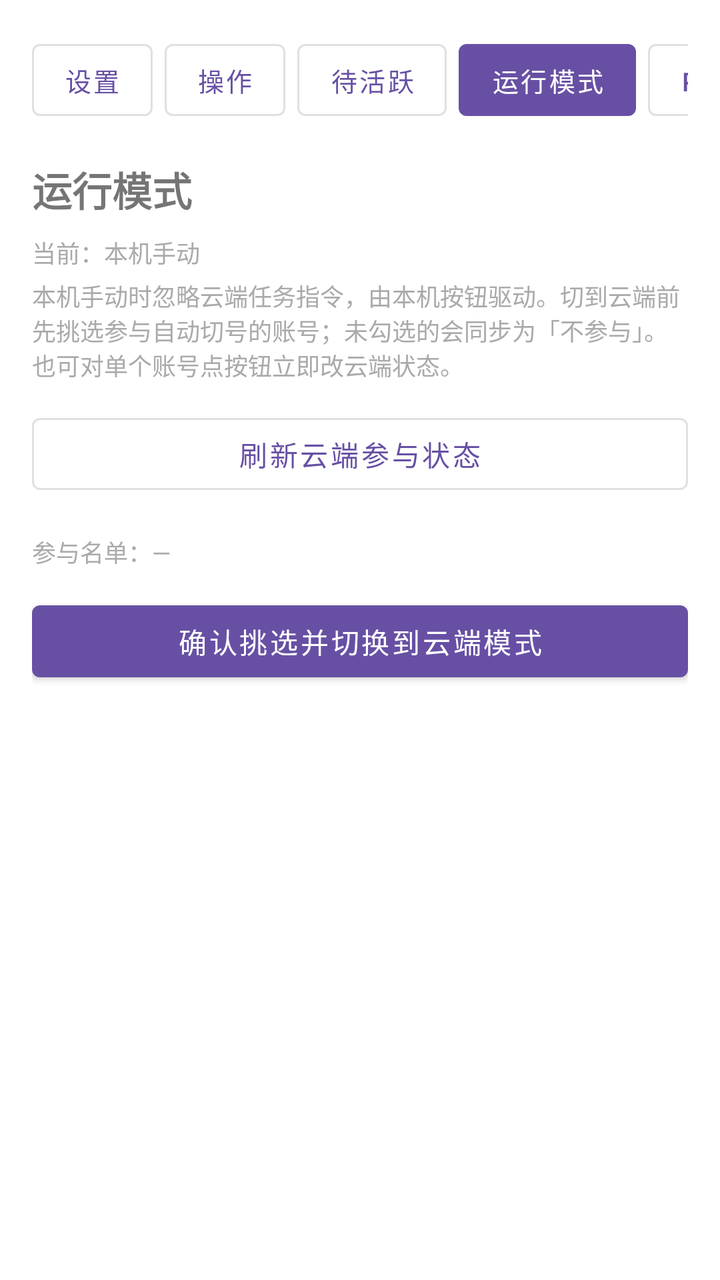
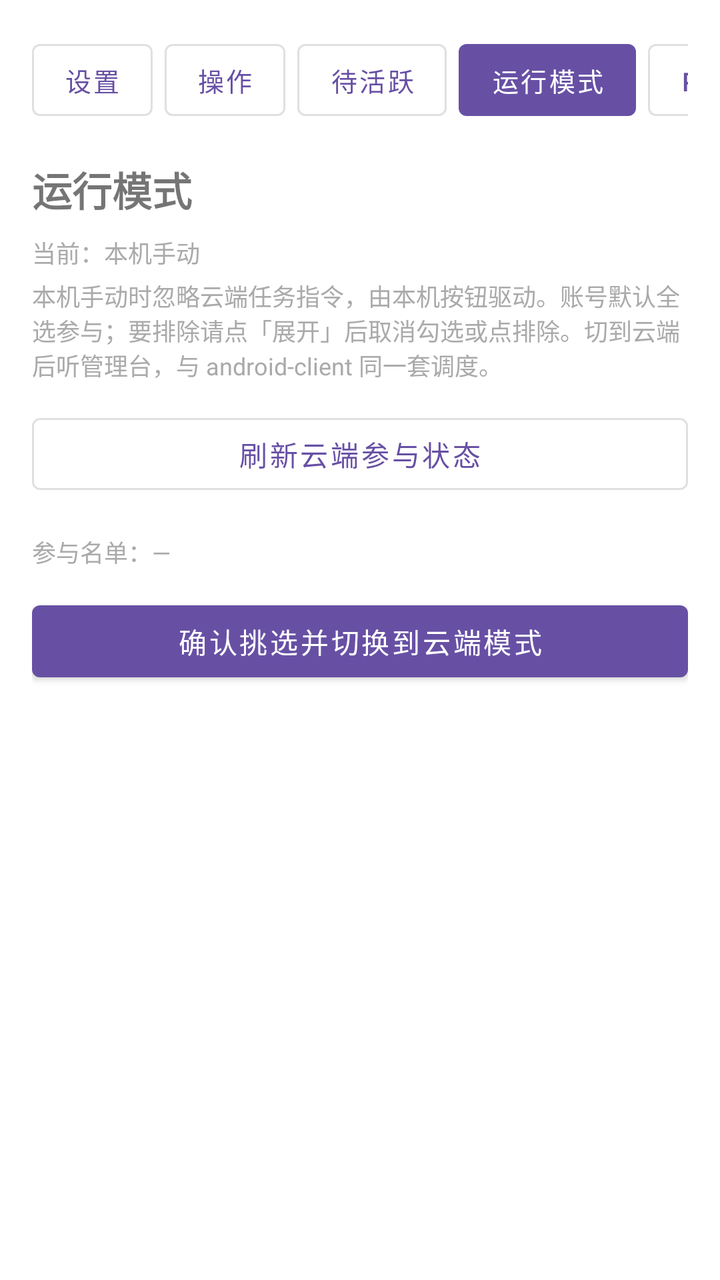

Screens rendered from an Android XML layout before and after an edit, with the pre-edit source and the edit as a unified diff.
<!-- AndroidManifest.xml: application theme Theme.AutoTraces -->
<!-- res/layout/activity_control_mode.xml -->
<?xml version="1.0" encoding="utf-8"?>
<androidx.core.widget.NestedScrollView xmlns:android="http://schemas.android.com/apk/res/android"
    xmlns:app="http://schemas.android.com/apk/res-auto"
    android:layout_width="match_parent"
    android:layout_height="match_parent"
    android:fillViewport="true"
    android:padding="16dp">

    <LinearLayout
        android:layout_width="match_parent"
        android:layout_height="wrap_content"
        android:orientation="vertical">

        <HorizontalScrollView
            android:layout_width="match_parent"
            android:layout_height="wrap_content"
            android:scrollbars="none">

            <LinearLayout
                android:layout_width="wrap_content"
                android:layout_height="wrap_content"
                android:orientation="horizontal">

                <com.google.android.material.button.MaterialButton
                    android:id="@+id/showSettingsButton"
                    style="@style/Widget.MaterialComponents.Button.OutlinedButton"
                    android:layout_width="wrap_content"
                    android:layout_height="wrap_content"
                    android:minWidth="0dp"
                    android:text="设置"
                    android:textSize="13sp" />

                <com.google.android.material.button.MaterialButton
                    android:id="@+id/showActionButton"
                    style="@style/Widget.MaterialComponents.Button.OutlinedButton"
                    android:layout_width="wrap_content"
                    android:layout_height="wrap_content"
                    android:layout_marginStart="6dp"
                    android:minWidth="0dp"
                    android:text="操作"
                    android:textSize="13sp" />

                <com.google.android.material.button.MaterialButton
                    android:id="@+id/showPendingActivateButton"
                    style="@style/Widget.MaterialComponents.Button.OutlinedButton"
                    android:layout_width="wrap_content"
                    android:layout_height="wrap_content"
                    android:layout_marginStart="6dp"
                    android:minWidth="0dp"
                    android:text="待活跃"
                    android:textSize="13sp" />

                <com.google.android.material.button.MaterialButton
                    android:id="@+id/showControlModeButton"
                    style="@style/Widget.MaterialComponents.Button"
                    android:layout_width="wrap_content"
                    android:layout_height="wrap_content"
                    android:layout_marginStart="6dp"
                    android:minWidth="0dp"
                    android:text="运行模式"
                    android:textSize="13sp" />

                <com.google.android.material.button.MaterialButton
                    android:id="@+id/showVideoDedButton"
                    style="@style/Widget.MaterialComponents.Button.OutlinedButton"
                    android:layout_width="wrap_content"
                    android:layout_height="wrap_content"
                    android:layout_marginStart="6dp"
                    android:minWidth="0dp"
                    android:text="@string/nav_video_ded"
                    android:textSize="13sp" />

                <com.google.android.material.button.MaterialButton
                    android:id="@+id/showLogButton"
                    style="@style/Widget.MaterialComponents.Button.OutlinedButton"
                    android:layout_width="wrap_content"
                    android:layout_height="wrap_content"
                    android:layout_marginStart="6dp"
                    android:minWidth="0dp"
                    android:text="日志"
                    android:textSize="13sp" />
            </LinearLayout>
        </HorizontalScrollView>

        <TextView
            android:layout_width="match_parent"
            android:layout_height="wrap_content"
            android:layout_marginTop="16dp"
            android:text="运行模式"
            android:textSize="20sp"
            android:textStyle="bold" />

        <TextView
            android:id="@+id/controlModeStatusText"
            android:layout_width="match_parent"
            android:layout_height="wrap_content"
            android:layout_marginTop="8dp"
            android:text="当前：本机手动"
            android:textColor="@android:color/darker_gray"
            android:textSize="12sp" />

        <TextView
            android:layout_width="match_parent"
            android:layout_height="wrap_content"
            android:layout_marginTop="4dp"
            android:text="本机手动时忽略云端任务指令，由本机按钮驱动。切到云端前先挑选参与自动切号的账号；未勾选的会同步为「不参与」。也可对单个账号点按钮立即改云端状态。"
            android:textColor="@android:color/darker_gray"
            android:textSize="12sp" />

        <com.google.android.material.button.MaterialButton
            android:id="@+id/refreshParticipationButton"
            style="@style/Widget.MaterialComponents.Button.OutlinedButton"
            android:layout_width="match_parent"
            android:layout_height="wrap_content"
            android:layout_marginTop="12dp"
            android:text="刷新云端参与状态" />

        <LinearLayout
            android:id="@+id/participationAccountList"
            android:layout_width="match_parent"
            android:layout_height="wrap_content"
            android:layout_marginTop="8dp"
            android:orientation="vertical" />

        <TextView
            android:id="@+id/participationSummaryText"
            android:layout_width="match_parent"
            android:layout_height="wrap_content"
            android:layout_marginTop="8dp"
            android:text="参与名单：—"
            android:textColor="@android:color/darker_gray"
            android:textSize="12sp" />

        <com.google.android.material.button.MaterialButton
            android:id="@+id/switchToCloudModeButton"
            android:layout_width="match_parent"
            android:layout_height="wrap_content"
            android:layout_marginTop="12dp"
            android:text="确认挑选并切换到云端模式" />

        <com.google.android.material.button.MaterialButton
            android:id="@+id/switchToManualModeButton"
            style="@style/Widget.MaterialComponents.Button.OutlinedButton"
            android:layout_width="match_parent"
            android:layout_height="wrap_content"
            android:layout_marginTop="8dp"
            android:text="切回本机手动模式"
            android:visibility="gone" />
    </LinearLayout>
</androidx.core.widget.NestedScrollView>
<!-- resources referenced by this layout -->
<resources>
  <string name="nav_video_ded">PC传输</string>
  <style name="Theme.AutoTraces" parent="Theme.MaterialComponents.DayNight.NoActionBar">
          <item name="colorPrimary">@color/purple_500</item>
          <item name="colorPrimaryVariant">@color/purple_700</item>
          <item name="colorOnPrimary">@color/white</item>
          <item name="android:statusBarColor" tools:targetApi="l">@color/purple_700</item>
      </style>
  <color name="purple_500">#6750A4</color>
  <color name="purple_700">#4F378B</color>
  <color name="white">#FFFFFF</color>
</resources>

<!-- the commit's change to res/layout/activity_control_mode.xml (unified diff, before → after) -->
@@ -103,7 +103,7 @@
             android:layout_width="match_parent"
             android:layout_height="wrap_content"
             android:layout_marginTop="4dp"
-            android:text="本机手动时忽略云端任务指令，由本机按钮驱动。切到云端前先挑选参与自动切号的账号；未勾选的会同步为「不参与」。也可对单个账号点按钮立即改云端状态。"
+            android:text="本机手动时忽略云端任务指令，由本机按钮驱动。账号默认全选参与；要排除请点「展开」后取消勾选或点排除。切到云端后听管理台，与 android-client 同一套调度。"
             android:textColor="@android:color/darker_gray"
             android:textSize="12sp" />
 
